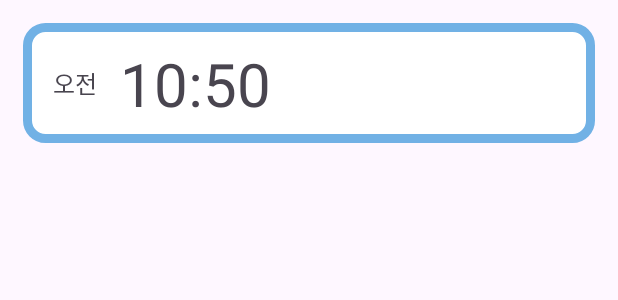
After one commit to qjatn0521/KWOpenSource10Team, an Android app: the layout alarm_item.xml on its own in the app's theme, with its tools: preview values and no code run, on a phone screen of 412 x 824 dp. The commit adds this screen. Shown: the top 300 px of the screen. Run offline under Robolectric (Android 15) with nearby library versions, the phone set to English and light mode, and no system bars.

Commit message:
[Design] 전체적인 디자인 수정

```diff
--- a/app/src/main/java/com/example/myapplication/sports/SportsActivity.java
+++ b/app/src/main/java/com/example/myapplication/sports/SportsActivity.java
@@ -73,7 +73,7 @@ public class SportsActivity extends AppCompatActivity {
         //팀 정보 얻어오기
 
         viewModel.getAllTeamsOfLeague(leagueId);
-        TeamAdapter adapter =new TeamAdapter(viewModel);
+        TeamAdapter adapter =new TeamAdapter(viewModel,findViewById(R.id.loading_layout));
         RecyclerView.LayoutManager layoutManager=new LinearLayoutManager(this);
         viewModel.getTeamsList().observe(this, new Observer<List<Team>>() {
             @Override
--- /dev/null
+++ b/app/src/main/res/layout/alarm_item.xml
@@ -0,0 +1,34 @@
+<?xml version="1.0" encoding="utf-8"?>
+<androidx.constraintlayout.widget.ConstraintLayout xmlns:android="http://schemas.android.com/apk/res/android"
+    android:layout_width="match_parent"
+    android:layout_height="match_parent"
+    xmlns:app="http://schemas.android.com/apk/res-auto"
+    android:padding="15dp">
+
+    <ImageView
+        android:id="@+id/imageView3"
+        android:layout_width="match_parent"
+        android:layout_height="80dp"
+        android:src="@drawable/background_noti" />
+
+    <TextView
+        android:id="@+id/ampm"
+        android:layout_width="wrap_content"
+        android:layout_height="wrap_content"
+        app:layout_constraintTop_toTopOf="@id/imageView3"
+        app:layout_constraintBottom_toBottomOf="@id/imageView3"
+        app:layout_constraintLeft_toLeftOf="@id/imageView3"
+        android:layout_marginLeft="20dp"
+        android:textSize="16sp"
+        android:text="오전" />
+    <TextView
+        android:id="@+id/time"
+        android:layout_width="wrap_content"
+        android:layout_height="wrap_content"
+        app:layout_constraintTop_toTopOf="@id/imageView3"
+        app:layout_constraintBottom_toBottomOf="@id/imageView3"
+        app:layout_constraintLeft_toRightOf="@id/ampm"
+        android:layout_marginLeft="15dp"
+        android:textSize="40sp"
+        android:text="10:50" />
+</androidx.constraintlayout.widget.ConstraintLayout>
```
Also changed, not shown: app/src/main/AndroidManifest.xml (+8 -2 lines), app/src/main/java/com/example/myapplication/FragNoti.java (+11 -21 lines), app/src/main/java/com/example/myapplication/SplashActivity.java (+20 -1 lines), app/src/main/java/com/example/myapplication/alarm/AlarmAdapter.java (added, +70 -0 lines), app/src/main/java/com/example/myapplication/alarm/AlarmReceiver.java (+2 -12 lines), app/src/main/java/com/example/myapplication/alarm/FragAlarm.java (+24 -6 lines), app/src/main/java/com/example/myapplication/alarm/FragAlarmCalled.java (+27 -4 lines), app/src/main/java/com/example/myapplication/sports/adapter/TeamAdapter.java (+37 -7 lines), app/src/main/res/layout/frag_alarm.xml (+15 -4 lines).
